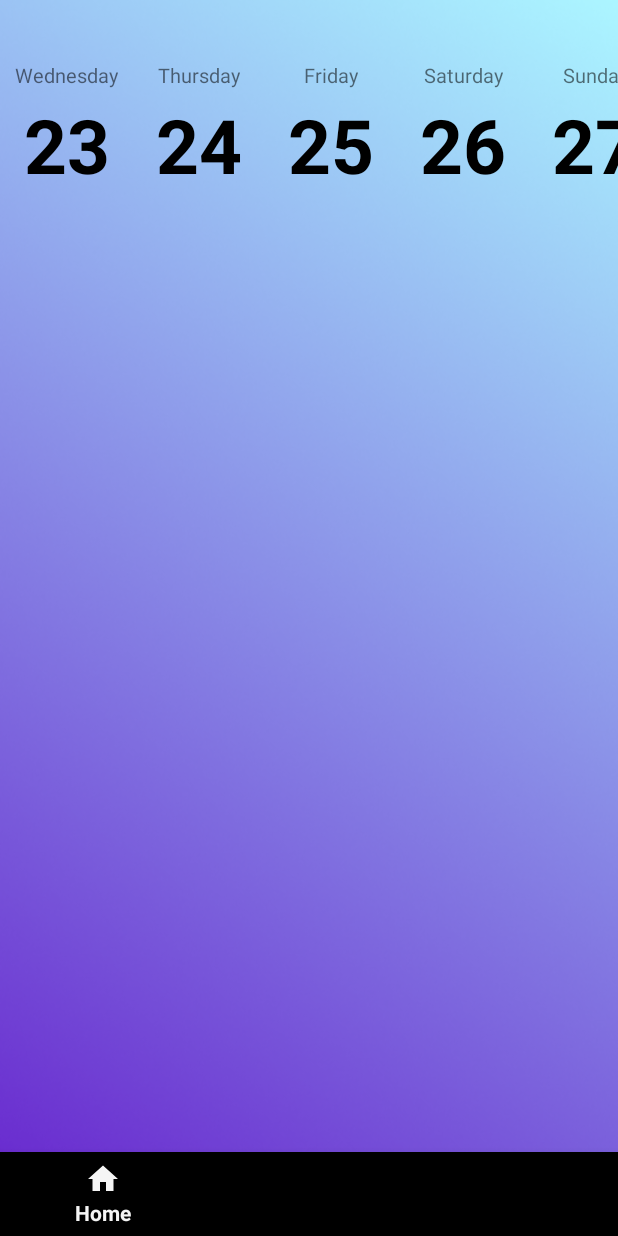
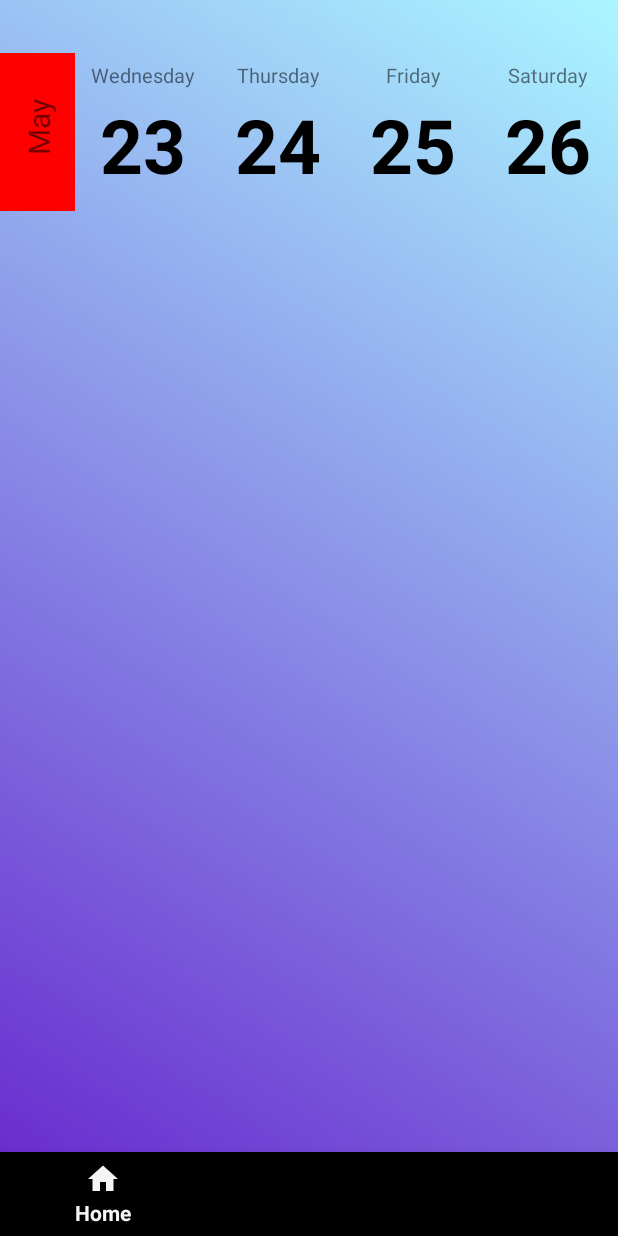
Before and after one commit to AndrewBarzu/LogReg, an Android app: the HomeFragment screen opened directly, with no data from a screen before it, on a phone screen of 412 x 824 dp. Run offline under Robolectric (Android 15) with nearby library versions, the phone set to English and light mode, and no system bars.

Commit message:
added section headers with the name of the month for the calendar
0.0.07

```diff
--- a/app/build.gradle
+++ b/app/build.gradle
@@ -21,7 +21,6 @@ android {
 dependencies {
     implementation fileTree(dir: 'libs', include: ['*.jar'])
     implementation 'com.android.support.constraint:constraint-layout:1.1.0'
-    implementation 'devs.mulham.horizontalcalendar:horizontalcalendar:1.3.4'
     implementation 'com.android.support:support-v4:27.1.1'
     testImplementation 'junit:junit:4.12'
     androidTestImplementation 'com.android.support.test:runner:1.0.2'
--- a/app/src/main/java/com/example/xghos/loginregister/DateAdapter.java
+++ b/app/src/main/java/com/example/xghos/loginregister/DateAdapter.java
@@ -1,29 +1,42 @@
 package com.example.xghos.loginregister;
 
-import android.accessibilityservice.GestureDescription;
-import android.content.Context;
-import android.content.res.ColorStateList;
 import android.graphics.Color;
 import android.support.v7.widget.RecyclerView;
-import android.text.method.Touch;
 import android.util.Log;
 import android.view.LayoutInflater;
 import android.view.View;
 import android.view.ViewGroup;
 import android.widget.TextView;
 
+import org.w3c.dom.Text;
+
 import java.util.ArrayList;
 import java.util.Calendar;
-import java.util.List;
 import java.util.Locale;
+import java.util.zip.Inflater;
 
-public class DateAdapter extends RecyclerView.Adapter<DateAdapter.MyHolder> implements TouchListener.StickyHeaderInterface {
-
+public class DateAdapter extends RecyclerView.Adapter<DateAdapter.MyHolder> implements HeaderItemDecoration.StickyHeaderInterface{
     private ArrayList<MyDate> mDates;
     private View prevSelectedItem;
 
-    public DateAdapter(ArrayList<MyDate> dates) {
-        mDates = dates;
+    public DateAdapter(Calendar mStartDate, Calendar mEndDate) {
+        mDates = new ArrayList<>();
+        MyDate FIRST_ITEM = new MyDate();
+        FIRST_ITEM.setDay("0");
+        FIRST_ITEM.setMonth(mStartDate.getDisplayName(Calendar.MONTH, Calendar.LONG, Locale.getDefault()));
+        mDates.add(FIRST_ITEM);
+        for (int i = 0; mStartDate.compareTo(mEndDate)<=0; mStartDate.add(Calendar.DAY_OF_YEAR, 1), i++){
+            MyDate date = new MyDate();
+            date.setDay(String.valueOf(mStartDate.get(Calendar.DAY_OF_MONTH)));
+            date.setDayName(mStartDate.getDisplayName(Calendar.DAY_OF_WEEK, Calendar.LONG, Locale.getDefault()));
+            if(Integer.valueOf(date.getDay()) == 1){
+                MyDate HEADER = new MyDate();
+                HEADER.setDay("0");
+                HEADER.setMonth(mStartDate.getDisplayName(Calendar.MONTH, Calendar.LONG, Locale.getDefault()));
+                mDates.add(HEADER);
+            }
+            mDates.add(date);
+        }
     }
 
 
@@ -34,36 +47,54 @@ public class DateAdapter extends RecyclerView.Adapter<DateAdapter.MyHolder> impl
 
     @Override
     public int getItemViewType(int position) {
+        if(Integer.valueOf(mDates.get(position).getDay())== 0)
+            return 0;
         return position;
     }
 
 
     @Override
     public int getHeaderPositionForItem(int itemPosition) {
-        return 0;
+        int headerPosition = 0;
+        do {
+            if (this.isHeader(itemPosition)) {
+                headerPosition = itemPosition;
+                break;
+            }
+            itemPosition -= 1;
+        } while (itemPosition >= 0);
+        return headerPosition;
     }
 
     @Override
     public int getHeaderLayout(int headerPosition) {
-        return 0;
+        return R.layout.header_item;
     }
 
     @Override
     public void bindHeaderData(View header, int headerPosition) {
-
+        String month = mDates.get(headerPosition).getMonth();
+        month = month.substring(0, 3);
+        header.setBackgroundColor(Color.RED);
+        TextView TVMonth = header.findViewById(R.id.month);
+        TVMonth.setText(month);
     }
 
     @Override
     public boolean isHeader(int itemPosition) {
+        if (getItemViewType(itemPosition)==0){
+            return true;
+        }
         return false;
     }
 
     public class MyHolder extends RecyclerView.ViewHolder {
-        public TextView date, name;
-        public MyHolder(final View view) {
+        public TextView date, name, month;
+        public MyHolder(View view) {
             super(view);
             date = view.findViewById(R.id.day);
             name = view.findViewById(R.id.dayName);
+            month = view.findViewById(R.id.month);
 
             view.setOnClickListener(new View.OnClickListener() {
                 @Override
@@ -85,7 +116,6 @@ public class DateAdapter extends RecyclerView.Adapter<DateAdapter.MyHolder> impl
                         name.setTextColor(Color.BLACK);
                         prevSelectedItem = v;
                     }
-
                 }
             });
         }
@@ -94,17 +124,30 @@ public class DateAdapter extends RecyclerView.Adapter<DateAdapter.MyHolder> impl
 
     @Override
     public MyHolder onCreateViewHolder(ViewGroup parent, int viewType) {
-        View itemView = LayoutInflater.from(parent.getContext())
+        View itemView;
+        if (viewType==0) {
+            itemView = LayoutInflater.from(parent.getContext())
+                .inflate(R.layout.header_item, parent, false);
+        }
+        else {
+            itemView = LayoutInflater.from(parent.getContext())
                 .inflate(R.layout.date_item, parent, false);
+        }
         return new MyHolder(itemView);
     }
 
     @Override
     public void onBindViewHolder(MyHolder holder, int position) {
-
-        holder.date.setText(String.valueOf(mDates.get(position).getDay()));
-        holder.name.setText(mDates.get(position).getDayName());
-        Log.d("pokeman", String.valueOf(mDates.get(position).getDay()));
+        if(getItemViewType(position)==0){
+            holder.month.setText(mDates.get(position).getMonth().substring(0, 3));
+            holder.itemView.setBackgroundColor(Color.RED);
+            holder.itemView.setClickable(false);
+        }
+        else {
+            holder.date.setText(String.valueOf(mDates.get(position).getDay()));
+            holder.name.setText(mDates.get(position).getDayName());
+            Log.d("pokeman", String.valueOf(mDates.get(position).getDay()));
+        }
     }
 
     @Override
--- a/app/src/main/java/com/example/xghos/loginregister/TouchListener.java
+++ b/app/src/main/java/com/example/xghos/loginregister/HeaderItemDecoration.java
@@ -1,37 +1,41 @@
 package com.example.xghos.loginregister;
 
 import android.graphics.Canvas;
+import android.graphics.Rect;
+import android.support.annotation.NonNull;
 import android.support.v7.widget.RecyclerView;
 import android.view.LayoutInflater;
 import android.view.MotionEvent;
 import android.view.View;
 import android.view.ViewGroup;
 
-public class TouchListener extends RecyclerView.ItemDecoration {
+import java.util.Currency;
+
+public class HeaderItemDecoration extends RecyclerView.ItemDecoration {
     private StickyHeaderInterface mListener;
     private int mStickyHeaderHeight;
 
-    public TouchListener(RecyclerView recyclerView, StickyHeaderInterface listener) {
+    public HeaderItemDecoration(RecyclerView recyclerView, @NonNull StickyHeaderInterface listener) {
         mListener = listener;
 
         // On Sticky Header Click
-        recyclerView.addOnItemTouchListener(new RecyclerView.OnItemTouchListener() {
-            public boolean onInterceptTouchEvent(RecyclerView recyclerView, MotionEvent motionEvent) {
-                if (motionEvent.getY() <= mStickyHeaderHeight) {
-                    // Handle the clicks on the header here ...
-                    return true;
-                }
-                return false;
-            }
-
-            public void onTouchEvent(RecyclerView recyclerView, MotionEvent motionEvent) {
-
-            }
-
-            public void onRequestDisallowInterceptTouchEvent(boolean disallowIntercept) {
-
-            }
-        });
+//        recyclerView.addOnItemTouchListener(new RecyclerView.OnItemTouchListener() {
+//            public boolean onInterceptTouchEvent(RecyclerView recyclerView, MotionEvent motionEvent) {
+//                if (motionEvent.getX() <= mStickyHeaderHeight) {
+//                    // Handle the clicks on the header here ...
+//                    return true;
+//                }
+//                return false;
+//            }
+//
+//            public void onTouchEvent(RecyclerView recyclerView, MotionEvent motionEvent) {
+//
+//            }
+//
+//            public void onRequestDisallowInterceptTouchEvent(boolean disallowIntercept) {
+//
+//            }
+//        });
     }
 
     @Override
@@ -39,7 +43,7 @@ public class TouchListener extends RecyclerView.ItemDecoration {
         super.onDrawOver(c, parent, state);
 
         View topChild = parent.getChildAt(0);
-        if (topChild==null) {
+        if (topChild == null) {
             return;
         }
 
@@ -50,9 +54,9 @@ public class TouchListener extends RecyclerView.ItemDecoration {
 
         View currentHeader = getHeaderViewForItem(topChildPosition, parent);
         fixLayoutSize(parent, currentHeader);
-        int contactPoint = currentHeader.getBottom();
+        int contactPoint = currentHeader.getRight();
         View childInContact = getChildInContact(parent, contactPoint);
-        if (childInContact==null) {
+        if (childInContact == null) {
             return;
         }
 
@@ -81,7 +85,7 @@ public class TouchListener extends RecyclerView.ItemDecoration {
 
     private void moveHeader(Canvas c, View currentHeader, View nextHeader) {
         c.save();
-        c.translate(0, nextHeader.getTop() - currentHeader.getHeight());
+        c.translate(nextHeader.getLeft()- currentHeader.getWidth(), 0);
         currentHeader.draw(c);
         c.restore();
     }
@@ -90,9 +94,8 @@ public class TouchListener extends RecyclerView.ItemDecoration {
         View childInContact = null;
         for (int i = 0; i < parent.getChildCount(); i++) {
             View child = parent.getChildAt(i);
-            if (child.getBottom() > contactPoint) {
+            if (child.getRight() > contactPoint) {
                 if (child.getTop() <= contactPoint) {
-                    // This child overlaps the contactPoint
                     childInContact = child;
                     break;
                 }
@@ -100,7 +103,6 @@ public class TouchListener extends RecyclerView.ItemDecoration {
         }
         return childInContact;
     }
-
 
     private void fixLayoutSize(ViewGroup parent, View view) {
 
@@ -119,15 +121,11 @@ public class TouchListener extends RecyclerView.ItemDecoration {
 
     public interface StickyHeaderInterface {
 
-
         int getHeaderPositionForItem(int itemPosition);
-
 
         int getHeaderLayout(int headerPosition);
 
-
         void bindHeaderData(View header, int headerPosition);
-
 
         boolean isHeader(int itemPosition);
     }
--- a/app/src/main/java/com/example/xghos/loginregister/HomeFragment.java
+++ b/app/src/main/java/com/example/xghos/loginregister/HomeFragment.java
@@ -9,15 +9,13 @@ import android.util.Log;
 import android.view.LayoutInflater;
 import android.view.View;
 import android.view.ViewGroup;
+import android.view.ViewTreeObserver;
 import android.widget.LinearLayout;
 import android.widget.Toast;
 
 import java.util.ArrayList;
 import java.util.Calendar;
 import java.util.Locale;
-
-import devs.mulham.horizontalcalendar.HorizontalCalendar;
-import devs.mulham.horizontalcalendar.utils.HorizontalCalendarListener;
 
 
 public class HomeFragment extends Fragment {
@@ -27,6 +25,7 @@ public class HomeFragment extends Fragment {
     Calendar mStartDate;
     Calendar mEndDate;
     ArrayList<MyDate> myDates;
+    HeaderItemDecoration itemDecoration;
 
     public HomeFragment() {
         // Required empty public constructor
@@ -40,15 +39,24 @@ public class HomeFragment extends Fragment {
         layoutManager = new LinearLayoutManager(getContext(), LinearLayout.HORIZONTAL, false);
         mEndDate = Calendar.getInstance();
         mEndDate.add(Calendar.MONTH, 1);
-        myDates = new ArrayList<>();
-        for (int i = 0; mStartDate.compareTo(mEndDate)<=0; mStartDate.add(Calendar.DAY_OF_YEAR, 1), i++){
-            MyDate date = new MyDate();
-            date.setDay(String.valueOf(mStartDate.get(Calendar.DAY_OF_MONTH)));
-            date.setDayName(mStartDate.getDisplayName(Calendar.DAY_OF_WEEK, Calendar.LONG, Locale.getDefault()));
-            myDates.add(date);
-            Log.d("papagal", String.valueOf(myDates.get(i).getDay()));
-        }
-        dateAdapter = new DateAdapter(myDates);
+//        myDates = new ArrayList<>();
+//        MyDate FIRST_ITEM = new MyDate();
+//        FIRST_ITEM.setDay("0");
+//        FIRST_ITEM.setMonth(mStartDate.getDisplayName(Calendar.MONTH, Calendar.LONG, Locale.getDefault()));
+//        myDates.add(FIRST_ITEM);
+//        for (int i = 0; mStartDate.compareTo(mEndDate)<=0; mStartDate.add(Calendar.DAY_OF_YEAR, 1), i++){
+//            MyDate date = new MyDate();
+//            date.setDay(String.valueOf(mStartDate.get(Calendar.DAY_OF_MONTH)));
+//            date.setDayName(mStartDate.getDisplayName(Calendar.DAY_OF_WEEK, Calendar.LONG, Locale.getDefault()));
+//            if(Integer.valueOf(date.getDay()) == 1){
+//                MyDate HEADER = new MyDate();
+//                HEADER.setDay("0");
+//                HEADER.setMonth(mStartDate.getDisplayName(Calendar.MONTH, Calendar.LONG, Locale.getDefault()));
+//                myDates.add(HEADER);
+//            }
+//            myDates.add(date);
+//        }
+        dateAdapter = new DateAdapter(mStartDate, mEndDate);
     }
 
     @Override
@@ -64,6 +72,8 @@ public class HomeFragment extends Fragment {
         recyclerView = view.findViewById(R.id.calendar);
         recyclerView.setLayoutManager(layoutManager);
         recyclerView.setAdapter(dateAdapter);
+        itemDecoration = new HeaderItemDecoration(recyclerView, dateAdapter);
+        recyclerView.addItemDecoration(itemDecoration);
     }
 
 //    @Override
--- a/app/src/main/res/layout/date_item.xml
+++ b/app/src/main/res/layout/date_item.xml
@@ -1,7 +1,7 @@
 <?xml version="1.0" encoding="utf-8"?>
 <android.support.constraint.ConstraintLayout xmlns:android="http://schemas.android.com/apk/res/android"
     xmlns:app="http://schemas.android.com/apk/res-auto"
-    android:layout_width="wrap_content"
+    android:layout_width="90dp"
     android:layout_height="wrap_content"
     android:background="?attr/selectableItemBackground">
 
--- /dev/null
+++ b/app/src/main/res/layout/header_item.xml
@@ -0,0 +1,19 @@
+<?xml version="1.0" encoding="utf-8"?>
+<android.support.constraint.ConstraintLayout xmlns:android="http://schemas.android.com/apk/res/android"
+    xmlns:app="http://schemas.android.com/apk/res-auto"
+    android:layout_width="50dp"
+    android:layout_height="105dp">
+
+    <TextView
+        android:id="@+id/month"
+        android:layout_width="wrap_content"
+        android:layout_height="wrap_content"
+        android:rotation="270"
+        android:textSize="20sp"
+        app:layout_constraintBottom_toBottomOf="parent"
+        app:layout_constraintEnd_toEndOf="parent"
+        app:layout_constraintHorizontal_bias="0.5"
+        app:layout_constraintStart_toStartOf="parent"
+        app:layout_constraintTop_toTopOf="parent"
+        app:layout_constraintVertical_bias="0.457" />
+</android.support.constraint.ConstraintLayout>
```
